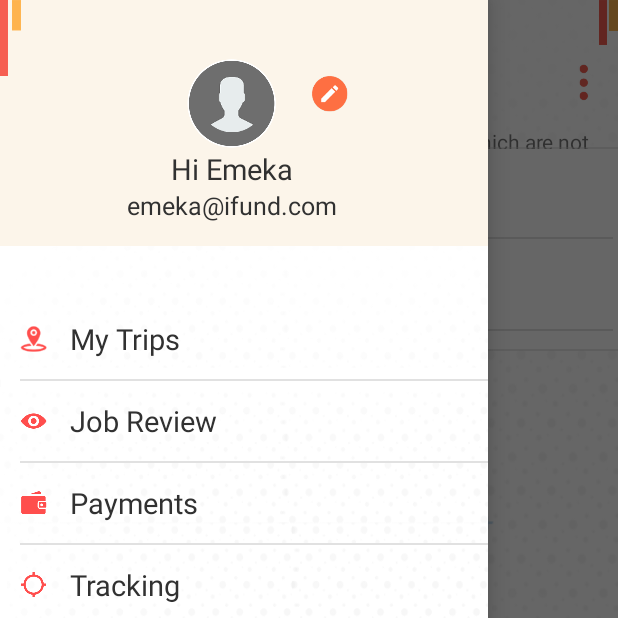
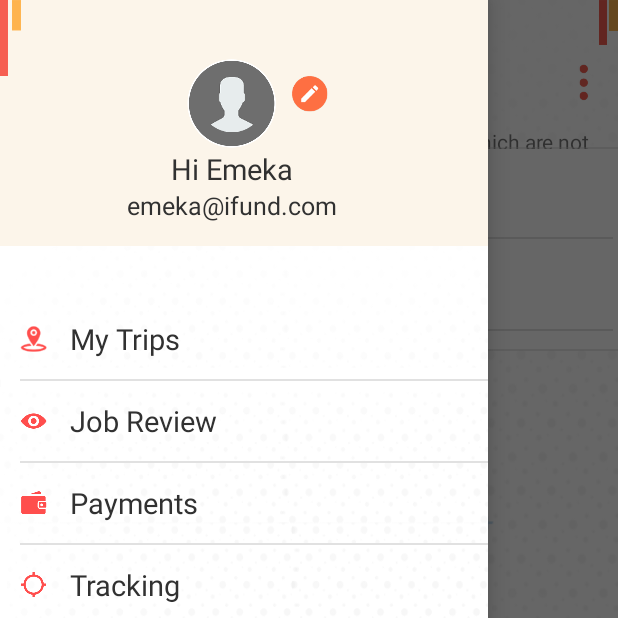
Before and after one commit to SQGit/movehaul, an Android app: the DashboardNavigation screen opened directly, with no data from a screen before it, with the side drawer open, on a phone screen of 412 x 824 dp, the top half of it. Run offline under Robolectric (Android 15) with nearby library versions, the phone set to English and light mode, and no system bars; our stand-ins replace sdp/ssp sizes; libraries missing offline, so code that uses them is left out: com.rey.material, com.sloop.fonts; plain views replace Button, TextView; Roboto replaces fonts that are not available here; 28 statements that could not run were skipped.

Commit message:
krishna complete

```diff
--- a/app/src/main/java/net/sqindia/movehaul/DashboardNavigation.java
+++ b/app/src/main/java/net/sqindia/movehaul/DashboardNavigation.java
@@ -39,6 +39,7 @@ import android.view.SubMenu;
 import android.view.View;
 import android.view.Window;
 import android.widget.AutoCompleteTextView;
+import android.widget.EditText;
 import android.widget.FrameLayout;
 import android.widget.ImageView;
 import android.widget.LinearLayout;
@@ -101,8 +102,8 @@ public class DashboardNavigation extends FragmentActivity implements NavigationV
     TextInputLayout flt_pickup, flt_droplocation;
     ImageView btn_menu, rightmenu;
     android.widget.LinearLayout droplv, pickuplv;
-    Dialog dialog1;
-    Button btn_yes, btn_no;
+    Dialog dialog1,dialog2;
+    Button btn_yes, btn_no,btn_update;
     int exit_status;
     SharedPreferences sharedPreferences;
     SharedPreferences.Editor editor;
@@ -117,6 +118,9 @@ public class DashboardNavigation extends FragmentActivity implements NavigationV
     private GoogleMap mMap;
     private LatLng mCenterLatLong;
     private AddressResultReceiver mResultReceiver;
+    ImageView btn_editProfile,btn_close;
+    EditText et_username,et_email;
+    TextInputLayout flt_uname,flt_email;
 
     @Override
     protected void onCreate(@Nullable Bundle savedInstanceState) {
@@ -155,6 +159,7 @@ public class DashboardNavigation extends FragmentActivity implements NavigationV
         lt_second = (FrameLayout) findViewById(R.id.second);
         lt_last = (LinearLayout) findViewById(R.id.last);
         lt_frame = (FrameLayout) findViewById(R.id.frame);
+        btn_editProfile = (ImageView) findViewById(R.id.imageView2);
 
         Typeface type = Typeface.createFromAsset(getAssets(), "fonts/lato.ttf");
         flt_pickup.setTypeface(type);
@@ -193,6 +198,44 @@ public class DashboardNavigation extends FragmentActivity implements NavigationV
         drawer.setDrawerListener(toggle);
         toggle.syncState();
         navigationView.setNavigationItemSelectedListener(this);
+
+        btn_editProfile.setOnClickListener(new View.OnClickListener() {
+            @Override
+            public void onClick(View view) {
+                dialog2.show();
+            }
+        });
+
+        dialog2 = new Dialog(DashboardNavigation.this);
+        dialog2.requestWindowFeature(Window.FEATURE_NO_TITLE);
+        dialog2.getWindow().setBackgroundDrawable(new ColorDrawable(android.graphics.Color.TRANSPARENT));
+        dialog2.setCancelable(false);
+        dialog2.setContentView(R.layout.dialogue_profile);
+        btn_update = (Button) dialog2.findViewById(R.id.button_update);
+        btn_close = (ImageView) dialog2.findViewById(R.id.button_close);
+        et_username = (EditText) dialog2.findViewById(R.id.editTextName);
+        et_email = (EditText) dialog2.findViewById(R.id.editTextEmail);
+        flt_uname = (TextInputLayout) dialog2.findViewById(R.id.float_name);
+        flt_email = (TextInputLayout) dialog2.findViewById(R.id.float_email);
+
+        et_username.setTypeface(tf);
+        et_email.setTypeface(tf);
+        flt_uname.setTypeface(tf);
+        flt_email.setTypeface(tf);
+        btn_update.setTypeface(tf);
+        btn_update.setOnClickListener(new View.OnClickListener() {
+            @Override
+            public void onClick(View view) {
+                dialog2.dismiss();
+            }
+        });
+        btn_close.setOnClickListener(new View.OnClickListener() {
+            @Override
+            public void onClick(View view) {
+                dialog2.dismiss();
+            }
+        });
+
 
         dialog1 = new Dialog(DashboardNavigation.this);
         dialog1.requestWindowFeature(Window.FEATURE_NO_TITLE);
--- a/app/src/main/res/layout/nav_header_main.xml
+++ b/app/src/main/res/layout/nav_header_main.xml
@@ -39,23 +39,26 @@
                 android:gravity="center"
                 android:layout_height="wrap_content">
 
+
+                <ImageView
+                    android:id="@+id/imageView2"
+                    android:layout_width="wrap_content"
+                    android:layout_height="wrap_content"
+                    android:layout_gravity="center_horizontal|center"
+                    android:layout_marginLeft="@dimen/_40sdp"
+                    android:src="@drawable/edit_icon_left_nav"
+                    android:paddingTop="@dimen/_5sdp"
+                    android:paddingRight="@dimen/_5sdp"
+                    android:paddingLeft="@dimen/_5sdp"
+                    android:paddingBottom="@dimen/_5sdp"/>
+
                 <ImageView
                     android:id="@+id/imageView"
                     android:layout_width="wrap_content"
                     android:layout_height="wrap_content"
                     android:layout_gravity="center_horizontal"
                     android:background="@drawable/profile_img"
-                     android:layout_marginTop="@dimen/_10sdp"/>
-
-
-                <ImageView
-                    android:id="@+id/imageView2"
-                    android:layout_width="wrap_content"
-                    android:layout_height="wrap_content"
-                    android:layout_gravity="center_horizontal|center"
-                    android:layout_marginLeft="@dimen/_50sdp"
-                    android:background="@drawable/edit_icon_left_nav"
-                    android:paddingTop="@dimen/_10sdp" />
+                    android:layout_marginTop="@dimen/_10sdp"/>
 
 
             </FrameLayout>
```
Also changed, not shown: app/src/main/res/layout/dialogue_profile.xml (added, +125 -0 lines).
